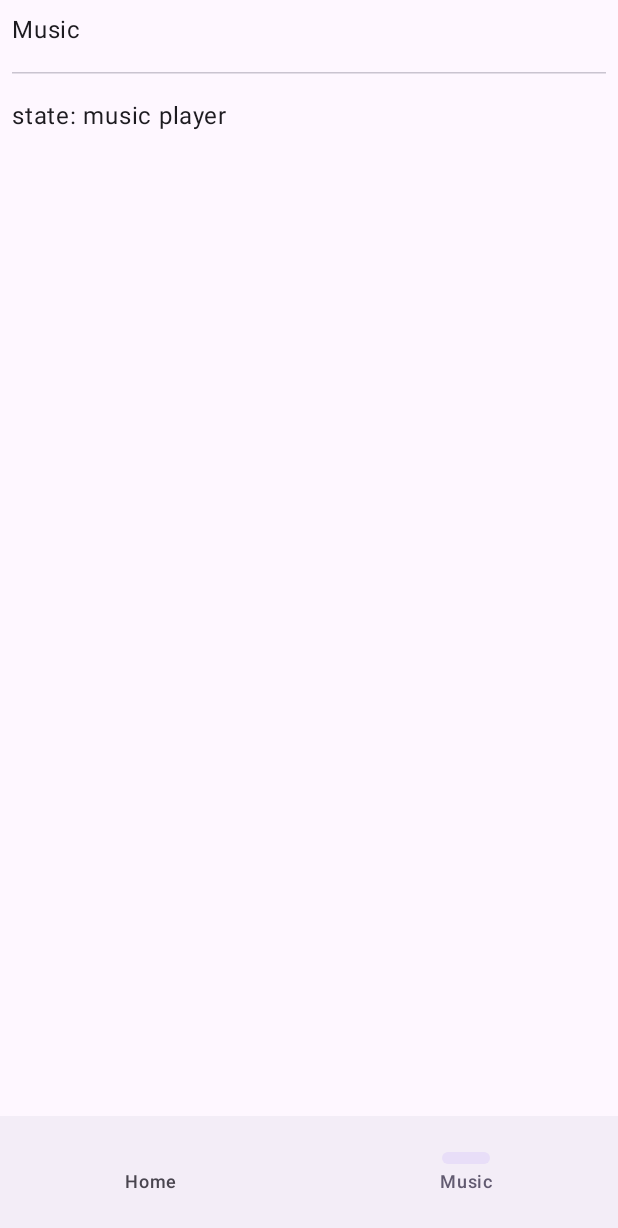
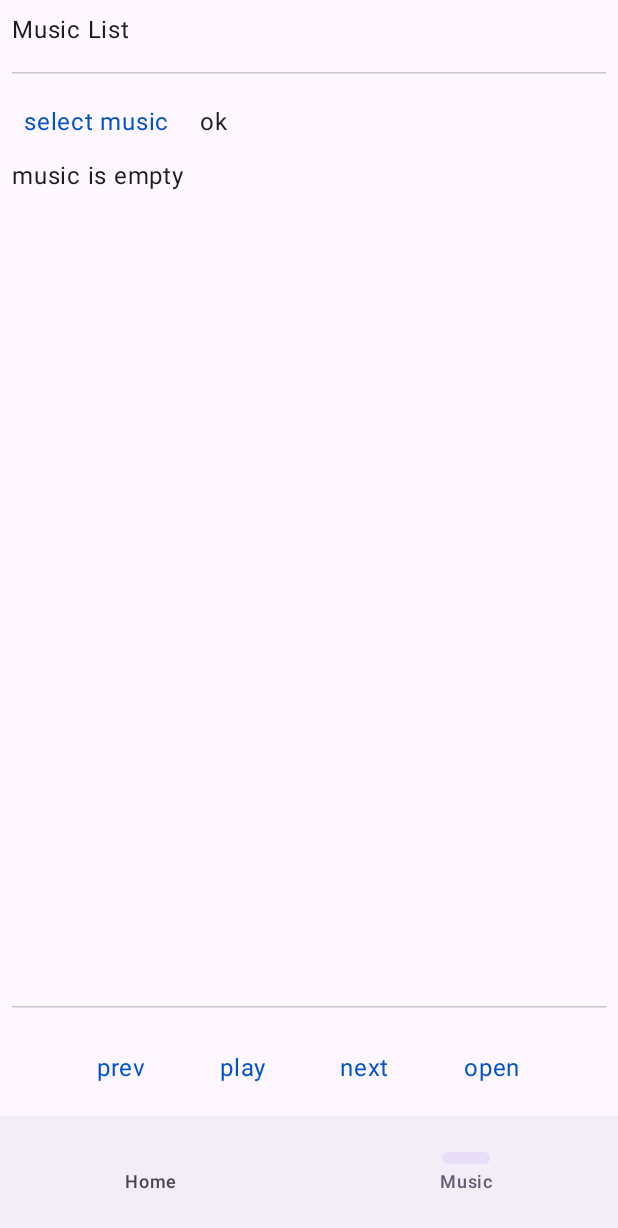
Before and after one commit to cnFuwa/Music, an Android app built with Jetpack Compose: the screen it shows after launch (MainActivity), item 2 of the bottom bar chosen, on a phone screen of 412 x 824 dp. Shown: the top 1228 px of the screen. Run offline under Robolectric (Android 15) with nearby library versions, the phone set to English and light mode, and no system bars; our stand-ins replace Dagger/Hilt's generated code, Navigation 3; libraries missing offline, so code that uses them is left out: androidx.hilt.lifecycle; Roboto replaces fonts that are not available here; 1 statement that could not run was skipped.

Commit message:
Last Sync: 11-27 14:58 (Mobile)

```diff
--- a/app/src/main/AndroidManifest.xml
+++ b/app/src/main/AndroidManifest.xml
@@ -25,7 +25,7 @@
         </activity>
 
         <service
-            android:name=".playback.PlaybackService"
+            android:name=".PlaybackService"
             android:exported="true"
             android:foregroundServiceType="mediaPlayback">
             <intent-filter>
--- /dev/null
+++ b/app/src/main/kotlin/cn/primeessence/music/AppItem.kt
@@ -0,0 +1,11 @@
+//App Item
+package cn.primeessence.music
+
+import androidx.compose.ui.graphics.Color
+
+object AppColor {
+    val CHINA_RED = Color(0xFFDE2910)
+    val CHINA_BLUE = Color(0xFF0052CC)
+    val GRASS_GREEN = Color(0xFF4CAF50)
+    val DARK = Color(0xFF111111)
+}
--- a/app/src/main/kotlin/cn/primeessence/music/player/PlayerController.kt
+++ b/app/src/main/kotlin/cn/primeessence/music/player/AppPlayer.kt
@@ -9,7 +9,7 @@ import javax.inject.Inject
 import javax.inject.Singleton
 
 @Singleton
-class PlayerController @Inject constructor(private val player: ExoPlayer) {
+class AppPlayer @Inject constructor(private val player: ExoPlayer) {
 
     val songs = mutableListOf<Song>()
 
@@ -40,7 +40,8 @@ class PlayerController @Inject constructor(private val player: ExoPlayer) {
     }
 
     fun playList(songs: List<Song>, index: Int) {
-        this.songs.clear(); this.songs.addAll(songs)
+        this.songs.clear();
+        this.songs.addAll(songs)
         val items = songs.mapIndexed { i, s ->
             s.toMediaItem().buildUpon().setMediaId(i.toString()).build()
         }
--- a/app/src/main/kotlin/cn/primeessence/music/player/PlayerService.kt
+++ b/app/src/main/kotlin/cn/primeessence/music/player/PlaybackService.kt
@@ -10,7 +10,7 @@ import javax.inject.Inject
 
 
 @AndroidEntryPoint
-class PlayerService : MediaSessionService() {
+class PlaybackService : MediaSessionService() {
 
     @Inject lateinit var player: ExoPlayer
     private var session: MediaSession? = null
--- a/app/src/main/kotlin/cn/primeessence/music/screen/MusicScreen.kt
+++ b/app/src/main/kotlin/cn/primeessence/music/screen/MusicScreen.kt
@@ -1,66 +1,181 @@
 //Music Screen
 package cn.primeessence.music
 
+import android.content.Intent
+import androidx.lifecycle.Lifecycle
+import androidx.lifecycle.LifecycleEventObserver
+import androidx.lifecycle.compose.LocalLifecycleOwner
+import androidx.activity.compose.rememberLauncherForActivityResult
+import androidx.activity.result.contract.ActivityResultContracts
+import androidx.compose.foundation.clickable
 import androidx.compose.foundation.layout.Arrangement
 import androidx.compose.foundation.layout.Column
 import androidx.compose.foundation.layout.Row
 import androidx.compose.foundation.layout.fillMaxSize
 import androidx.compose.foundation.layout.fillMaxWidth
 import androidx.compose.foundation.layout.padding
-import androidx.compose.foundation.clickable
-
-import androidx.compose.foundation.rememberScrollState
-import androidx.compose.foundation.verticalScroll
-
+import androidx.compose.foundation.layout.weight
+import androidx.compose.foundation.lazy.LazyColumn
+import androidx.compose.foundation.lazy.itemsIndexed
+import androidx.compose.material3.HorizontalDivider
 import androidx.compose.material3.Text
-import androidx.compose.material3.HorizontalDivider
-
 import androidx.compose.runtime.Composable
+import androidx.compose.runtime.DisposableEffect
+import androidx.compose.runtime.LaunchedEffect
 import androidx.compose.runtime.getValue
-import androidx.compose.runtime.LaunchedEffect
-
 import androidx.compose.ui.Alignment
 import androidx.compose.ui.Modifier
+import androidx.compose.ui.platform.LocalContext
+import androidx.compose.ui.text.font.FontWeight
 import androidx.compose.ui.unit.dp
-import androidx.compose.ui.graphics.Color
-
+import androidx.hilt.lifecycle.viewmodel.compose.hiltViewModel
 import androidx.lifecycle.compose.collectAsStateWithLifecycle
-import androidx.hilt.lifecycle.viewmodel.compose.hiltViewModel
 
 @Composable
-fun MusicScreen(
-) {
+fun MusicScreen() {
     val vm: MusicViewModel = hiltViewModel()
-
-    val loading by vm.loading.collectAsStateWithLifecycle()
     val state by vm.state.collectAsStateWithLifecycle()
 
-    LaunchedEffect(Unit) {
-        vm.load()
+    val context = LocalContext.current
+    val lifecycleOwner = LocalLifecycleOwner.current
+
+    val picker = rememberLauncherForActivityResult(
+        ActivityResultContracts.OpenDocumentTree()
+    ) { uri ->
+        vm.takeTreeUri(uri)
     }
 
-    val scrollState = rememberScrollState()
+    LaunchedEffect(Unit) {
+        runCatching {
+            context.startForegroundService(Intent(context, PlaybackService::class.java))
+        }
+    }
+
+    LaunchedEffect(state.overlay) {
+        if (state.overlay) {
+            runCatching { context.startActivity(vm.overlayIntent()) }
+            vm.overlayRequested()
+        }
+    }
+
+    DisposableEffect(lifecycleOwner) {
+        val observer = LifecycleEventObserver { _, event ->
+            if (event == Lifecycle.Event.ON_RESUME) {
+                vm.onOverlayPermissionReturned()
+            }
+        }
+        lifecycleOwner.lifecycle.addObserver(observer)
+        onDispose { lifecycleOwner.lifecycle.removeObserver(observer) }
+    }
+
+    val playText = if (state.playing) "pause" else "play"
+    val lyricText = if (state.lyric) "close" else "open"
+    val loadingText = if (state.loading) "loading" else "ok"
 
     Column(
         modifier = Modifier
             .fillMaxSize()
-            .padding(8.dp)
-            .verticalScroll(scrollState),
+            .padding(8.dp),
         horizontalAlignment = Alignment.Start,
         verticalArrangement = Arrangement.spacedBy(8.dp)
-    ){
-        Text(
-            text = "Music"
+    ) {
+        Text(text = "Music List")
+
+        HorizontalDivider(
+            modifier = Modifier
+                .fillMaxWidth()
+                .padding(vertical = 8.dp)
         )
 
+        Row(
+            verticalAlignment = Alignment.CenterVertically,
+            horizontalArrangement = Arrangement.spacedBy(12.dp)
+        ) {
+            Text(
+                text = "select music",
+                color = AppColor.CHINA_BLUE,
+                modifier = Modifier
+                    .padding(vertical = 4.dp, horizontal = 8.dp)
+                    .clickable { picker.launch(null) }
+            )
+            Text(text = loadingText)
+        }
+
+        LazyColumn(
+            modifier = Modifier
+                .weight(1f)
+                .fillMaxWidth()
+        ) {
+            if (state.songs.isEmpty() && !state.loading) {
+                item(key = "empty") {
+                    Text("music is empty")
+                }
+            } else {
+                itemsIndexed(
+                    state.songs,
+                    key = { _, s -> s.uri.toString() }
+                ) { i, song ->
+                    Row(
+                        modifier = Modifier
+                            .fillMaxWidth()
+                            .clickable { vm.playAt(i) }
+                            .padding(vertical = 4.dp, horizontal = 8.dp),
+                        verticalAlignment = Alignment.CenterVertically
+                    ) {
+                        Text(
+                            text = song.title,
+                            maxLines = 1,
+                            fontWeight = if (i == state.currentIndex) FontWeight.Bold else FontWeight.Normal,
+                            color = if (i == state.currentIndex) AppColor.CHINA_BLUE else AppColor.DARK
+                        )
+                    }
+                }
+            }
+        }
+
         HorizontalDivider(
-            modifier = Modifier.padding(
-                vertical = 8.dp
-            )
+            modifier = Modifier
+                .fillMaxWidth()
+                .padding(vertical = 8.dp)
         )
 
-        Text(
-            text = "state: $state"
-        )
+        Column(
+            modifier = Modifier
+                .fillMaxWidth()
+                .padding(horizontal = 16.dp, vertical = 8.dp),
+            verticalArrangement = Arrangement.spacedBy(8.dp),
+        ) {
+            Row(
+                modifier = Modifier.fillMaxWidth(),
+                horizontalArrangement = Arrangement.SpaceEvenly,
+                verticalAlignment = Alignment.CenterVertically,
+            ) {
+                Text(
+                    text = "prev", color = AppColor.CHINA_BLUE,
+                    modifier = Modifier
+                        .padding(vertical = 4.dp, horizontal = 8.dp)
+                        .clickable { vm.prev() }
+                )
+
+                Text(
+                    text = playText, color = AppColor.CHINA_BLUE,
+                    modifier = Modifier
+                        .padding(vertical = 4.dp, horizontal = 8.dp)
+                        .clickable { vm.toggle() }
+                )
+                Text(
+                    text = "next", color = AppColor.CHINA_BLUE,
+                    modifier = Modifier
+                        .padding(vertical = 4.dp, horizontal = 8.dp)
+                        .clickable { vm.next() }
+                )
+                Text(
+                    text = lyricText, color = AppColor.CHINA_BLUE,
+                    modifier = Modifier
+                        .padding(vertical = 4.dp, horizontal = 8.dp)
+                        .clickable { vm.lyric() }
+                )
+            }
+        }
     }
 }
--- a/app/src/main/kotlin/cn/primeessence/music/viewmodel/MusicViewModel.kt
+++ b/app/src/main/kotlin/cn/primeessence/music/viewmodel/MusicViewModel.kt
@@ -1,30 +1,198 @@
-// Music ViewModel
+//Music ViewModel
 package cn.primeessence.music
 
-import android.app.Application
+import android.content.Context
+import android.content.Intent
+import android.net.Uri
+import android.provider.Settings
 import androidx.lifecycle.ViewModel
 import androidx.lifecycle.viewModelScope
 import dagger.hilt.android.lifecycle.HiltViewModel
+import dagger.hilt.android.qualifiers.ApplicationContext
+import kotlinx.coroutines.CancellationException
+import kotlinx.coroutines.Dispatchers
+import kotlinx.coroutines.Job
+import kotlinx.coroutines.delay
+// 说明：isActive 是 CoroutineScope 的扩展属性，不是变量，无需初始化；
+// launch {} 内可直接访问，下面写成 this.isActive 只是更直观，二者等价
+import kotlinx.coroutines.isActive
+// 修复：新增导入，用于提交结果前确认协程未被取消
+import kotlinx.coroutines.ensureActive
 import kotlinx.coroutines.flow.MutableStateFlow
+import kotlinx.coroutines.flow.StateFlow
 import kotlinx.coroutines.flow.asStateFlow
-import kotlinx.coroutines.flow.StateFlow
 import kotlinx.coroutines.flow.update
 import kotlinx.coroutines.launch
+import kotlinx.coroutines.withContext
 import javax.inject.Inject
+
+data class UiState(
+    val songs: List<Song> = emptyList(),
+    val loading: Boolean = false,
+    val currentIndex: Int = -1,
+    val playing: Boolean = false,
+    val lyric: Boolean = false,
+    val overlay: Boolean = false,
+)
 
 @HiltViewModel
 class MusicViewModel @Inject constructor(
-    private val application: Application
+    @ApplicationContext private val context: Context,
+    private val songRepo: SongRepo,
+    private val lyricRepo: LyricRepo,
+    private val player: AppPlayer,
+    private val lyricHost: LyricHost,
 ) : ViewModel() {
 
-    private val _loading = MutableStateFlow<Boolean>(false)
-    val loading: StateFlow<Boolean> = _loading.asStateFlow()
+    private val prefs = context.getSharedPreferences("settings", Context.MODE_PRIVATE)
+    private val _state = MutableStateFlow(UiState())
+    val state: StateFlow<UiState> = _state.asStateFlow()
 
-    private val _state = MutableStateFlow<String>("")
-    val state: StateFlow<String> = _state.asStateFlow()
+    private var treeUri: Uri? = null
+    private var pendingLyricEnable = false
+    private var lyricJob: Job? = null
+    private var loadJob: Job? = null
 
-    fun load() {
-        _state.value = "music player"
+    init {
+        val saved = prefs.getString("tree_uri", null)?.let { Uri.parse(it) }
+        if (saved != null && songRepo.hasReadPermission(saved)) {
+            treeUri = saved
+            loadSongs(saved)
+        } else {
+            prefs.edit().remove("tree_uri").apply()
+        }
+        viewModelScope.launch {
+            player.currentIndex.collect { i -> _state.update { it.copy(currentIndex = i) } }
+        }
+        viewModelScope.launch {
+            player.isPlaying.collect { p -> _state.update { it.copy(playing = p) } }
+        }
     }
 
+    fun takeTreeUri(uri: Uri?) {
+        if (uri == null) return
+        val granted = runCatching {
+            context.contentResolver.takePersistableUriPermission(
+                uri,
+                Intent.FLAG_GRANT_READ_URI_PERMISSION,
+            )
+        }.isSuccess
+        if (!granted) return
+        prefs.edit().putString("tree_uri", uri.toString()).apply()
+        treeUri = uri
+        loadSongs(uri)
+    }
+
+    private fun loadSongs(uri: Uri) {
+        loadJob?.cancel()
+        loadJob = viewModelScope.launch {
+            _state.update { it.copy(loading = true) }
+            try {
+                val list = withContext(Dispatchers.IO) { songRepo.loadSongs(uri) }
+                ensureActive()
+                player.songs.clear()
+                player.songs.addAll(list)
+                _state.update { it.copy(songs = list, loading = false) }
+            } catch (e: CancellationException) {
+                throw e
+            } catch (e: Exception) {
+                _state.update { it.copy(loading = false) }
+            }
+        }
+    }
+
+    fun playAt(index: Int) {
+        if (index !in _state.value.songs.indices) return
+        player.playList(_state.value.songs, index)
+    }
+
+    fun toggle() = player.toggle()
+    fun next() = player.next()
+    fun prev() = player.prev()
+
+    fun lyric() {
+        val wantEnable = !_state.value.lyric
+        if (wantEnable && !Settings.canDrawOverlays(context)) {
+            pendingLyricEnable = true
+            _state.update { it.copy(overlay = true) }
+            return
+        }
+        setLyricEnabled(wantEnable)
+    }
+
+    private fun setLyricEnabled(enable: Boolean) {
+        _state.update { it.copy(lyric = enable) }
+        if (enable) {
+            pendingLyricEnable = false
+            lyricHost.show()
+            startTicker()
+        } else {
+            lyricJob?.cancel()
+            lyricJob = null
+            lyricHost.hide()
+        }
+    }
+
+    private fun startTicker() {
+        lyricJob?.cancel()
+        lyricJob = viewModelScope.launch {
+            var lastKey: String? = null
+            var lines: List<LyricLine> = emptyList()
+            var lastText: String? = null
+            while (this.isActive) {
+                player.tick()
+                val song = player.currentSong()
+                val key = song?.uri?.toString()
+                if (key != lastKey) {
+                    lastKey = key
+                    lines = if (song != null) {
+                        try {
+                            withContext(Dispatchers.IO) { lyricRepo.loadLyric(song, treeUri) }
+                        } catch (e: CancellationException) {
+                            throw e
+                        } catch (e: Exception) {
+                            emptyList()
+                        }
+                    } else {
+                        emptyList()
+                    }
+                    lastText = null
+                }
+                val text = when {
+                    song == null -> ""
+                    else -> LrcParser.indexAt(lines, player.position.value)
+                        .let { lines.getOrNull(it)?.text } ?: song.title
+                }
+                if (text != lastText) {
+                    lastText = text
+                    lyricHost.setText(text)
+                }
+                delay(200)
+            }
+        }
+    }
+
+    fun overlayIntent(): Intent =
+        Intent(Settings.ACTION_MANAGE_OVERLAY_PERMISSION, Uri.parse("package:${context.packageName}"))
+            .addFlags(Intent.FLAG_ACTIVITY_NEW_TASK)
+
+    fun overlayRequested() {
+        _state.update { it.copy(overlay = false) }
+    }
+
+    fun onOverlayPermissionReturned() {
+        val canDraw = Settings.canDrawOverlays(context)
+        if (pendingLyricEnable && canDraw) {
+            setLyricEnabled(true)
+        } else if (!canDraw) {
+            pendingLyricEnable = false
+        }
+    }
+
+    override fun onCleared() {
+        loadJob?.cancel()
+        lyricJob?.cancel()
+        lyricHost.hide()
+        super.onCleared()
+    }
 }
```
